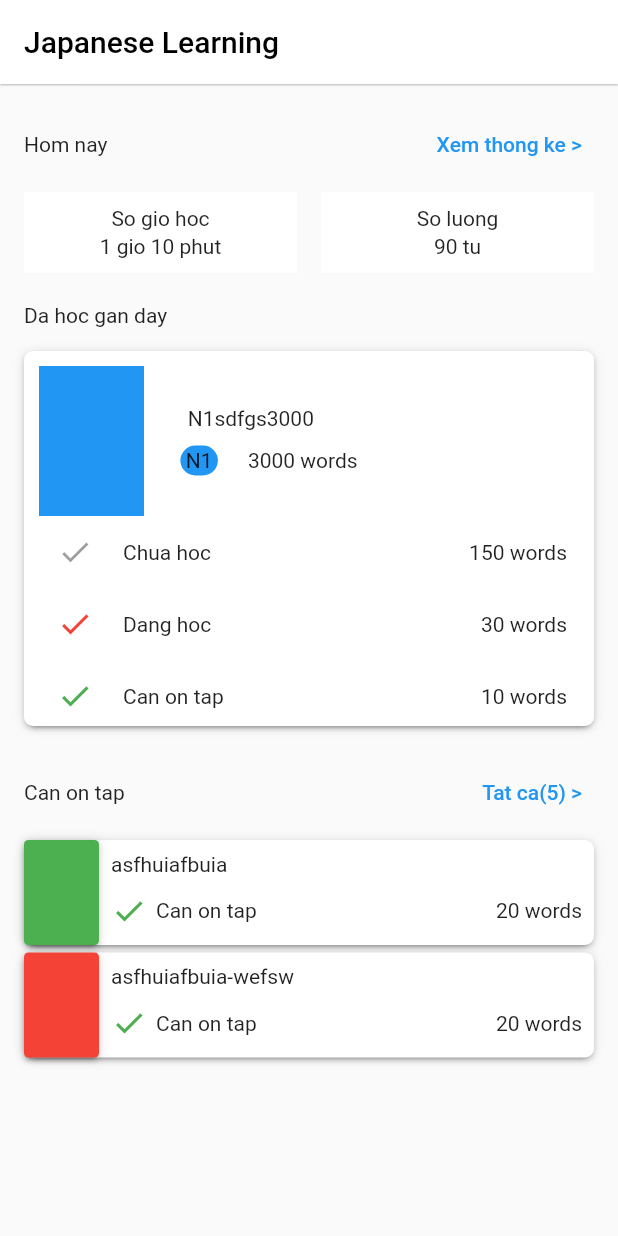
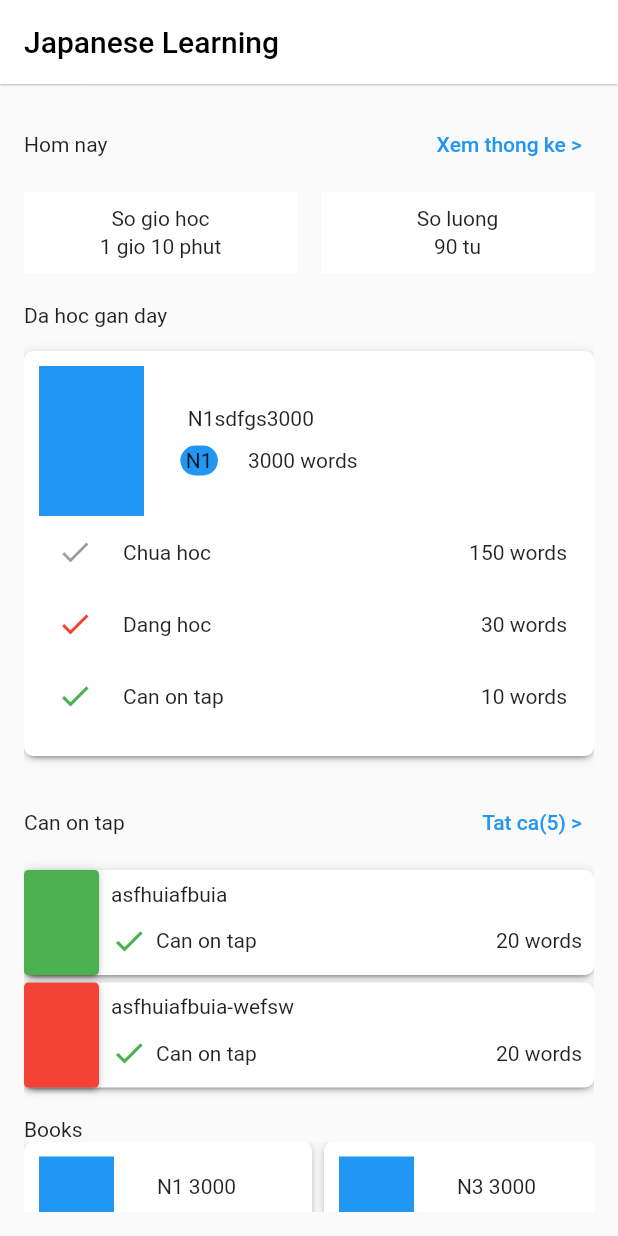
Before and after one commit to manhnt2310/ll, a Flutter app: the screen it shows after launch, on a phone screen of 412 x 824 dp. Run offline on Flutter 3.47's test engine with Material 2 defaults, Android fonts, the phone set to English and light mode, and no system bars.

Commit message:
[Home] Complete

```diff
--- a/lib/core/data_providers/book_data_provider.dart
+++ b/lib/core/data_providers/book_data_provider.dart
@@ -4,37 +4,37 @@ class BookDataProvider {
   List<Book> getBooks() {
     final books = [
       const Book(
-          id: 1,
+          id: '1',
           title: 'N1 3000',
-          description: 'N1 3000',
+          description: '3000 words',
           cover: 'cover',
           level: 'N1',
           totalWords: 3000),
       const Book(
-          id: 2,
+          id: '2',
           title: 'N2 3000',
-          description: 'N1 3000',
+          description: '3000 words',
           cover: 'cover',
           level: 'N1',
           totalWords: 3000),
       const Book(
-          id: 3,
+          id: '3',
           title: 'N3 3000',
-          description: 'N1 3000',
+          description: '3000 words',
           cover: 'cover',
           level: 'N1',
           totalWords: 3000),
       const Book(
-          id: 4,
+          id: '4',
           title: 'N4 3000',
-          description: 'N1 3000',
+          description: '3000 words',
           cover: 'cover',
           level: 'N1',
           totalWords: 3000),
       const Book(
-          id: 5,
+          id: '5',
           title: 'N5 3000',
-          description: 'N1 3000',
+          description: '3000 words',
           cover: 'cover',
           level: 'N1',
           totalWords: 3000),
--- a/lib/core/models/book.dart
+++ b/lib/core/models/book.dart
@@ -8,7 +8,7 @@ class Book {
     required this.totalWords,
   });
 
-  final int id;
+  final String id;
   final String title;
   final String description;
   final String cover;
--- a/lib/modules/home/widgets/book_grid_view.dart
+++ b/lib/modules/home/widgets/book_grid_view.dart
@@ -1,3 +1,5 @@
+import 'dart:ffi';
+
 import 'package:flutter/material.dart';
 import 'package:ll/core/models/book.dart';
 
@@ -8,6 +10,82 @@ class BookGridView extends StatelessWidget {
 
   @override
   Widget build(BuildContext context) {
-    return Container();
+    return Column(
+      crossAxisAlignment: CrossAxisAlignment.start,
+      children: [
+        const Text('Books'),
+        SizedBox(
+            height: 200,
+            child: GridView.builder(
+              scrollDirection: Axis.horizontal,
+              gridDelegate: const SliverGridDelegateWithFixedCrossAxisCount(
+                  crossAxisCount: 2,
+                  mainAxisSpacing: 8,
+                  crossAxisSpacing: 8,
+                  childAspectRatio: 0.5),
+              itemBuilder: (context, index) {
+                return BookView(book: books[index]);
+              },
+              itemCount: books.length,
+            )),
+      ],
+    );
   }
 }
+
+class BookView extends StatelessWidget {
+  const BookView({super.key, required this.book});
+
+  final Book book;
+
+  @override
+  Widget build(BuildContext context) {
+    return Container(
+        decoration: BoxDecoration(
+            color: Colors.white,
+            borderRadius: BorderRadius.circular(6),
+            boxShadow: kElevationToShadow[2]),
+        padding: const EdgeInsets.all(10),
+        child: Column(
+          children: [
+            Row(
+              children: [
+                Container(
+                  height: 70,
+                  width: 50,
+                  color: Colors.blue,
+                ),
+                Column(
+                  children: [
+                    Row(
+                      children: [Text(book.title)],
+                    ),
+                    const SizedBox(
+                      height: 10,
+                    ),
+                    Row(
+                      children: [
+                        const Text('        '),
+                        Container(
+                            decoration: BoxDecoration(
+                                color: Colors.blue,
+                                borderRadius: BorderRadius.circular(10)),
+                            height: 20,
+                            width: 25,
+                            child: Center(
+                              child: Text(book.level),
+                            )),
+                        const SizedBox(
+                          width: 10,
+                        ),
+                        Text('${book.totalWords} tu')
+                      ],
+                    )
+                  ],
+                )
+              ],
+            ),
+          ],
+        ));
+  }
+}
--- a/lib/modules/home/widgets/recent_learning_view.dart
+++ b/lib/modules/home/widgets/recent_learning_view.dart
@@ -18,7 +18,7 @@ class RecentLearningView extends StatelessWidget {
               borderRadius: BorderRadius.circular(6),
               boxShadow: kElevationToShadow[2]),
           padding: const EdgeInsets.all(10),
-          height: 250,
+          height: 270,
           width: double.infinity,
           child: Column(
             children: [
```
